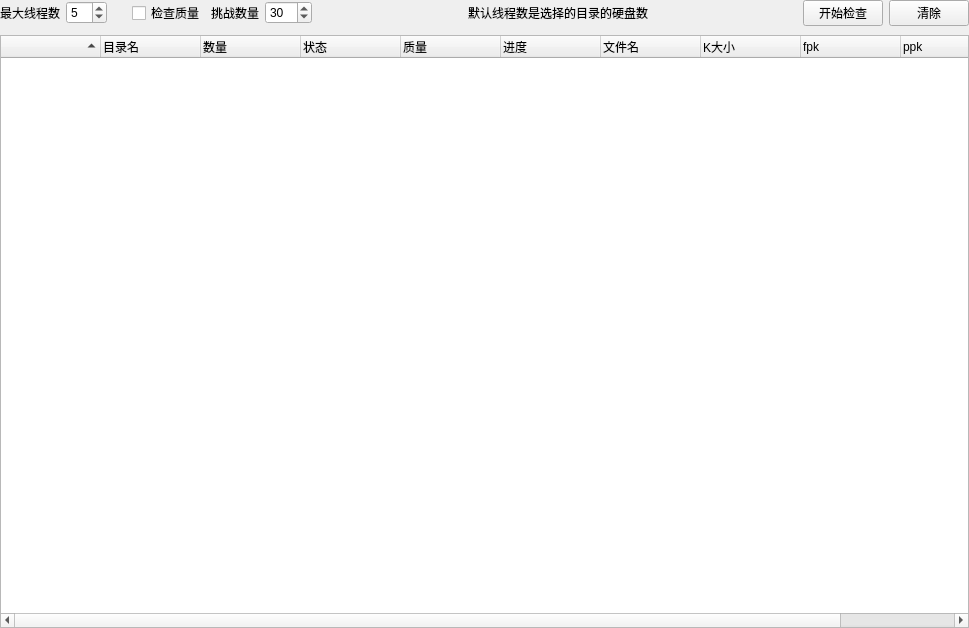
Before: the Qt Designer form ui/PlotCheckWidget.ui in penglecn/ChiaTools, drawn with Qt 5.
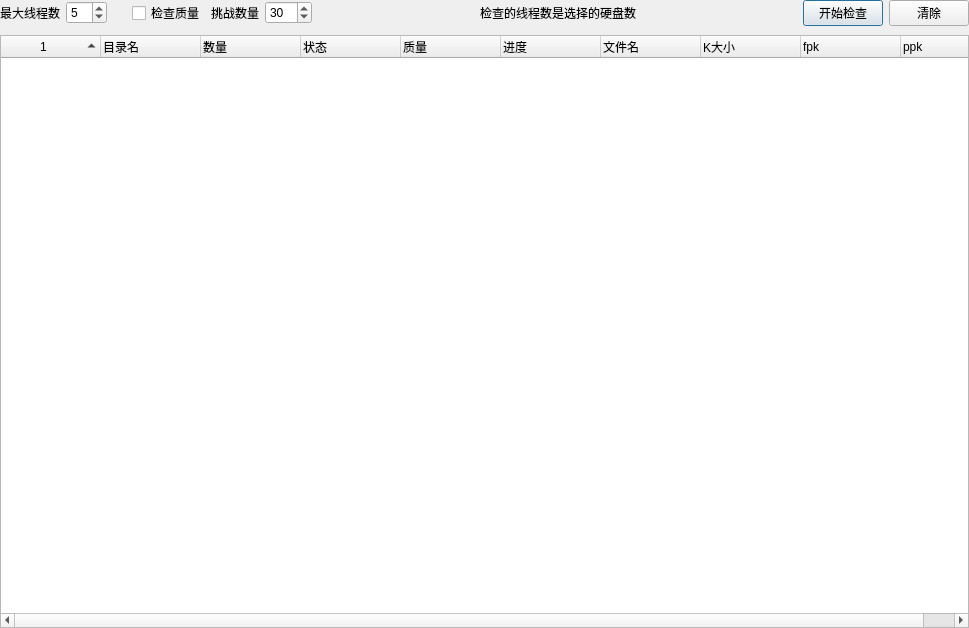
After: the same form once the commit is applied.

Commit message: 开发检查功能

The edit to the form file:
```diff
--- a/ui/PlotCheckWidget.ui
+++ b/ui/PlotCheckWidget.ui
@@ -120,7 +120,7 @@
      <item>
       <widget class="QLabel" name="label_3">
        <property name="text">
-        <string>默认线程数是选择的目录的硬盘数</string>
+        <string>检查的线程数是选择的硬盘数</string>
        </property>
       </widget>
      </item>
@@ -147,6 +147,12 @@
          <property name="text">
           <string>开始检查</string>
          </property>
+         <property name="autoDefault">
+          <bool>true</bool>
+         </property>
+         <property name="default">
+          <bool>true</bool>
+         </property>
         </widget>
        </item>
        <item>
@@ -197,7 +203,7 @@
      </property>
      <column>
       <property name="text">
-       <string>          </string>
+       <string/>
       </property>
       <property name="textAlignment">
        <set>AlignCenter</set>
@@ -248,11 +254,6 @@
        <string>ppk</string>
       </property>
      </column>
-     <column>
-      <property name="text">
-       <string>NFT合约地址</string>
-      </property>
-     </column>
     </widget>
    </item>
   </layout>
```
The commit also changes 2 other files.
